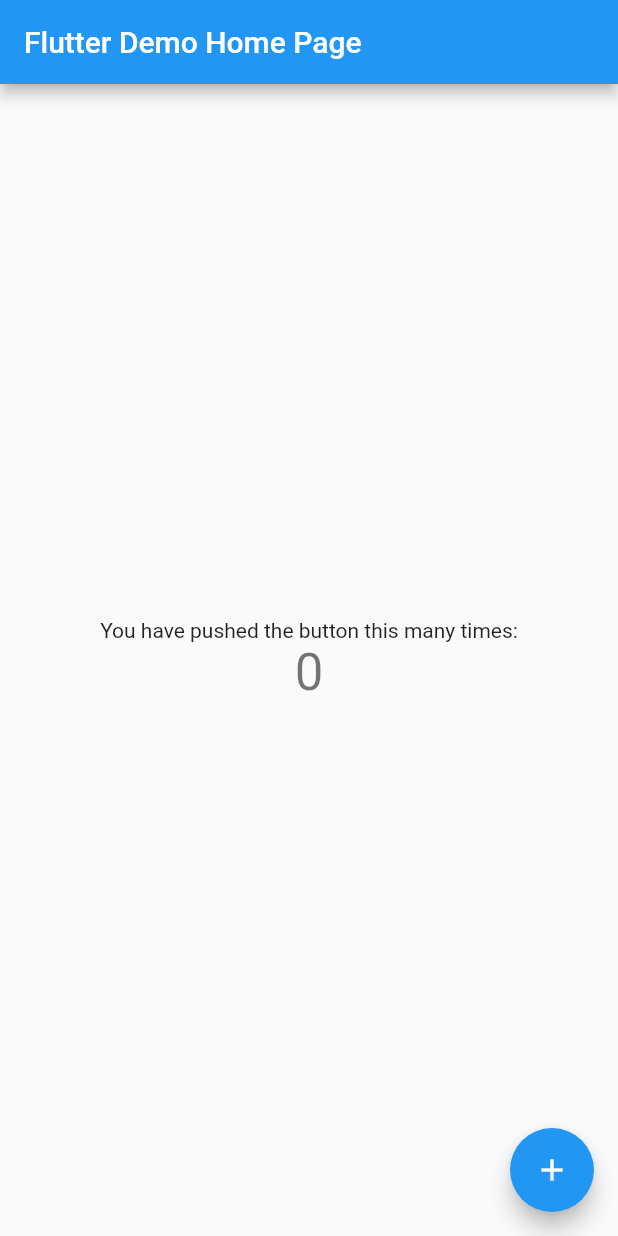
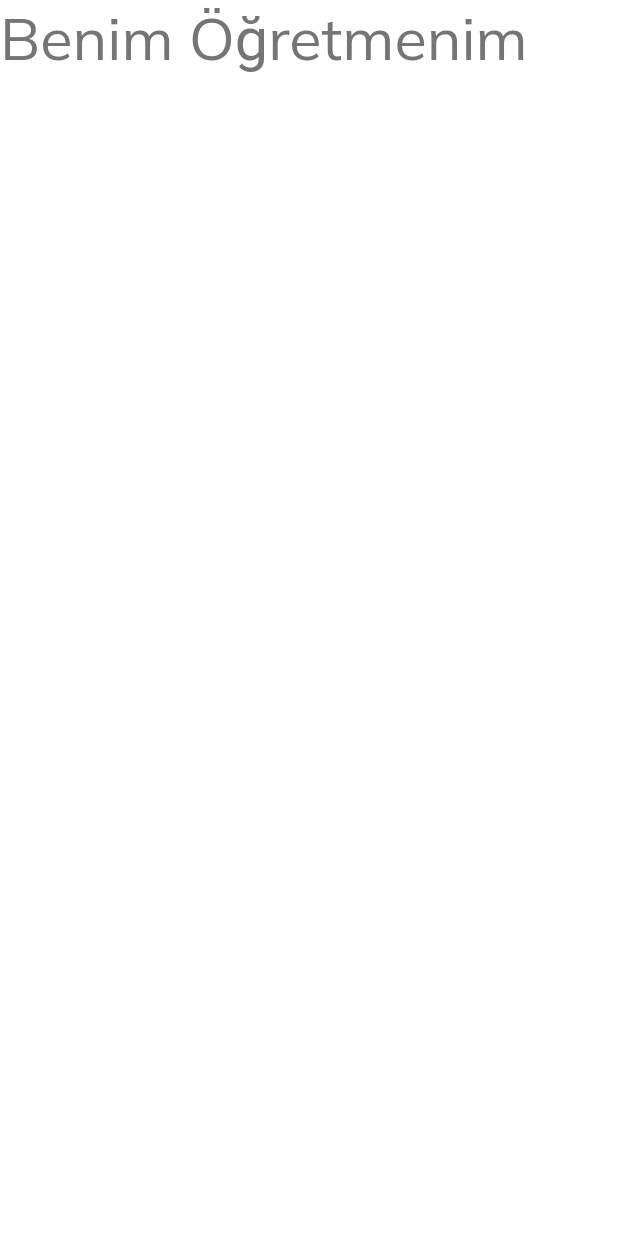
Before and after one commit to hamitseyrek/benimogretmenim, a Flutter app: the screen it shows after launch, on a phone screen of 412 x 824 dp. Run offline on Flutter 3.47's test engine with Material 2 defaults, Android fonts, the phone set to English and light mode, and no system bars.

Commit message:
starting with splash screen

```diff
--- a/lib/main.dart
+++ b/lib/main.dart
@@ -1,3 +1,5 @@
+import 'package:benimogretmenim/screens/splash/splash_screen.dart';
+import 'package:benimogretmenim/ui/helper/constants.dart';
 import 'package:flutter/material.dart';
 
 void main() {
@@ -9,103 +11,18 @@ class MyApp extends StatelessWidget {
   @override
   Widget build(BuildContext context) {
     return MaterialApp(
+      debugShowCheckedModeBanner: false,
       title: 'Flutter Demo',
       theme: ThemeData(
-        // Try running your application with "flutter run". You'll see the
-        // application has a blue toolbar. Then, without quitting the app, try
-        // changing the primarySwatch below to Colors.green and then invoke
-        // "hot reload" (press "r" in the console where you ran "flutter run",
-        // or simply save your changes to "hot reload" in a Flutter IDE).
-        // Notice that the counter didn't reset back to zero; the application
-        // is not restarted.
-        primarySwatch: Colors.blue,
+        scaffoldBackgroundColor: Colors.white,
+        fontFamily: "Muli",
+        textTheme: TextTheme(
+          bodyText1: TextStyle(color: kTextColor),
+          bodyText2: TextStyle(color: kTextColor),
+        ),
+        visualDensity: VisualDensity.adaptivePlatformDensity,
       ),
-      home: MyHomePage(title: 'Flutter Demo Home Page'),
+      home: SplashScreen(),
     );
   }
 }
-
-class MyHomePage extends StatefulWidget {
-  MyHomePage({Key key, this.title}) : super(key: key);
-
-  // This widget is the home page of your application. It is stateful, meaning
-  // that it has a State object (defined below) that contains fields that affect
-  // how it looks.
-
-  // This class is the configuration for the state. It holds the values (in this
-  // case the title) provided by the parent (in this case the App widget) and
-  // used by the build method of the State. Fields in a Widget subclass are
-  // always marked "final".
-
-  final String title;
-
-  @override
-  _MyHomePageState createState() => _MyHomePageState();
-}
-
-class _MyHomePageState extends State<MyHomePage> {
-  int _counter = 0;
-
-  void _incrementCounter() {
-    setState(() {
-      // This call to setState tells the Flutter framework that something has
-      // changed in this State, which causes it to rerun the build method below
-      // so that the display can reflect the updated values. If we changed
-      // _counter without calling setState(), then the build method would not be
-      // called again, and so nothing would appear to happen.
-      _counter++;
-    });
-  }
-
-  @override
-  Widget build(BuildContext context) {
-    // This method is rerun every time setState is called, for instance as done
-    // by the _incrementCounter method above.
-    //
-    // The Flutter framework has been optimized to make rerunning build methods
-    // fast, so that you can just rebuild anything that needs updating rather
-    // than having to individually change instances of widgets.
-    return Scaffold(
-      appBar: AppBar(
-        // Here we take the value from the MyHomePage object that was created by
-        // the App.build method, and use it to set our appbar title.
-        title: Text(widget.title),
-      ),
-      body: Center(
-        // Center is a layout widget. It takes a single child and positions it
-        // in the middle of the parent.
-        child: Column(
-          // Column is also a layout widget. It takes a list of children and
-          // arranges them vertically. By default, it sizes itself to fit its
-          // children horizontally, and tries to be as tall as its parent.
-          //
-          // Invoke "debug painting" (press "p" in the console, choose the
-          // "Toggle Debug Paint" action from the Flutter Inspector in Android
-          // Studio, or the "Toggle Debug Paint" command in Visual Studio Code)
-          // to see the wireframe for each widget.
-          //
-          // Column has various properties to control how it sizes itself and
-          // how it positions its children. Here we use mainAxisAlignment to
-          // center the children vertically; the main axis here is the vertical
-          // axis because Columns are vertical (the cross axis would be
-          // horizontal).
-          mainAxisAlignment: MainAxisAlignment.center,
-          children: <Widget>[
-            Text(
-              'You have pushed the button this many times:',
-            ),
-            Text(
-              '$_counter',
-              style: Theme.of(context).textTheme.headline4,
-            ),
-          ],
-        ),
-      ),
-      floatingActionButton: FloatingActionButton(
-        onPressed: _incrementCounter,
-        tooltip: 'Increment',
-        child: Icon(Icons.add),
-      ), // This trailing comma makes auto-formatting nicer for build methods.
-    );
-  }
-}
--- a/lib/screens/splash/components/body.dart
+++ b/lib/screens/splash/components/body.dart
@@ -0,0 +1,32 @@
+import 'package:benimogretmenim/ui/helper/size_config.dart';
+import 'package:flutter/material.dart';
+
+class Body extends StatefulWidget {
+  @override
+  _BodyState createState() => _BodyState();
+}
+
+class _BodyState extends State<Body> {
+  @override
+  Widget build(BuildContext context) {
+    return Column(
+      children: <Widget>[
+        Expanded(
+          flex: 3,
+          child: Column(
+            children: <Widget>[
+              Text(
+                "Benim Öğretmenim",
+                style: TextStyle(fontSize: getProportionateScreenWidth(36)),
+              )
+            ],
+          ),
+        ),
+        Expanded(
+          flex: 2,
+          child: SizedBox(),
+        ),
+      ],
+    );
+  }
+}
--- a/lib/screens/splash/splash_screen.dart
+++ b/lib/screens/splash/splash_screen.dart
@@ -0,0 +1,13 @@
+import 'package:flutter/material.dart';
+import 'package:benimogretmenim/screens/splash/components/body.dart';
+import 'package:benimogretmenim/ui/helper/size_config.dart';
+
+class SplashScreen extends StatelessWidget {
+  @override
+  Widget build(BuildContext context) {
+    SizeConfig().init(context);
+    return Scaffold(
+      body: Body(),
+    );
+  }
+}
--- /dev/null
+++ b/lib/ui/helper/constants.dart
@@ -0,0 +1,13 @@
+import 'package:flutter/material.dart';
+
+const kPrimaryColor = Color(0xFFFF7643);
+const kPrimaryLightColor = Color(0xFFFFECDF);
+const kPrimaryGradientColor = LinearGradient(
+  begin: Alignment.topLeft,
+  end: Alignment.bottomRight,
+  colors: [Color(0xFFFFA53E), Color(0xFFFF7643)],
+);
+const kSecondaryColor = Color(0xFF979797);
+const kTextColor = Color(0xFF757575);
+
+const kAnimationDuration = Duration(milliseconds: 200);
--- /dev/null
+++ b/lib/ui/helper/size_config.dart
@@ -0,0 +1,30 @@
+import 'package:flutter/material.dart';
+
+class SizeConfig {
+  static MediaQueryData _mediaQueryData;
+  static double screenWidth;
+  static double screenHeight;
+  static double defaultSize;
+  static Orientation orientation;
+
+  void init(BuildContext context) {
+    _mediaQueryData = MediaQuery.of(context);
+    screenWidth = _mediaQueryData.size.width;
+    screenHeight = _mediaQueryData.size.height;
+    orientation = _mediaQueryData.orientation;
+  }
+}
+
+// Get the proportionate height as per screen size
+double getProportionateScreenHeight(double inputHeight) {
+  double screenHeight = SizeConfig.screenHeight;
+  // 812 is the layout height that designer use
+  return (inputHeight / 812.0) * screenHeight;
+}
+
+// Get the proportionate height as per screen size
+double getProportionateScreenWidth(double inputWidth) {
+  double screenWidth = SizeConfig.screenWidth;
+  // 375 is the layout width that designer use
+  return (inputWidth / 375.0) * screenWidth;
+}
```
Also changed, not shown: pubspec.yaml (+10 -6 lines), lib/routes/routes.dart (added), pubspec.lock.
